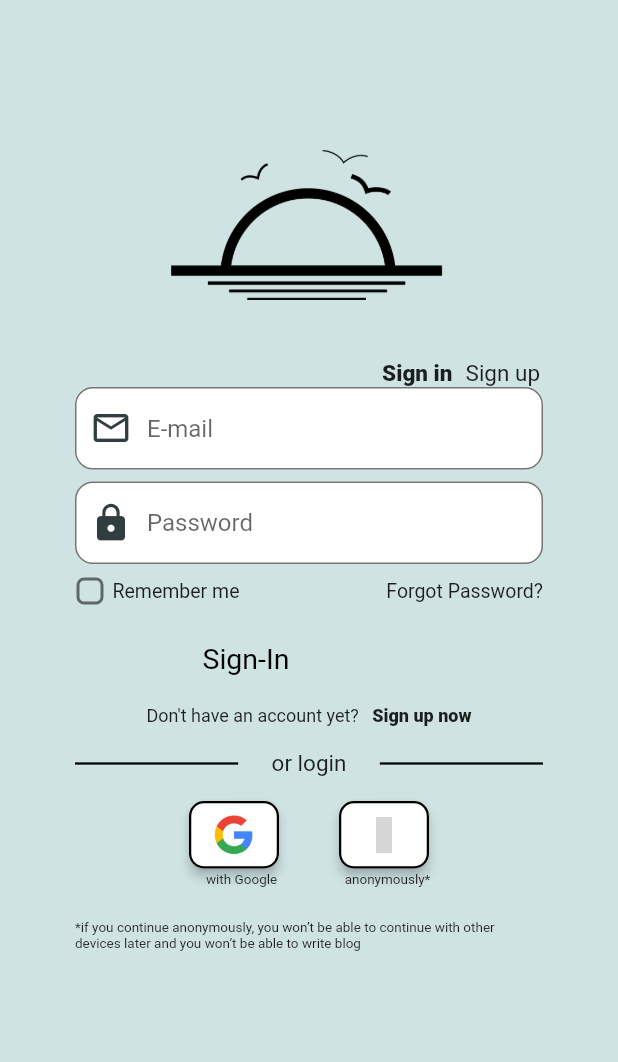
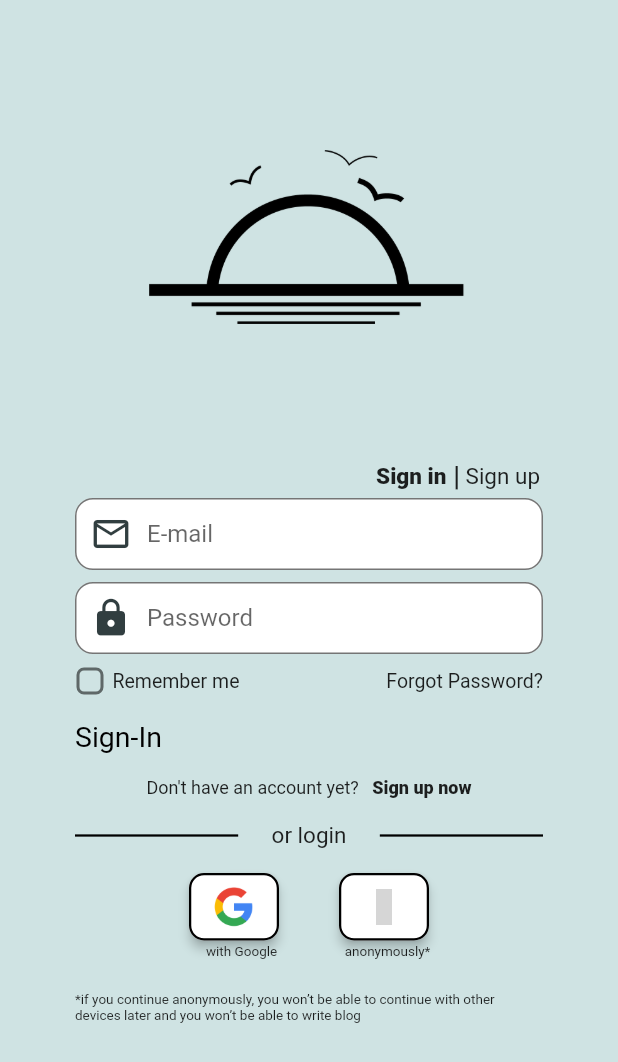
Before and after one commit to Aspendas/aurora, a Flutter app: the RegScreen screen opened by its route, after a tap on "Sign in", on a phone screen of 412 x 824 dp. Shown: the top 1062 px of the screen. Run offline on Flutter 3.47's test engine with Material 2 defaults, Android fonts, the phone set to English and light mode, and no system bars; our stand-ins replace firebase_auth, firebase_core, material_design_icons_flutter; missing offline and left inert: async_button_builder; accounts and stored records are empty; Roboto replaces fonts that are missing (RobotoMono); grey boxes are pictures that could not be loaded.

Commit message:
ui upgrade

```diff
--- a/lib/screens/auth/log_screen.dart
+++ b/lib/screens/auth/log_screen.dart
@@ -44,12 +44,12 @@ class LogScreenState extends State<LogScreen> {
             crossAxisAlignment: CrossAxisAlignment.stretch,
             children: <Widget>[
               Image.asset(
-                height: 100,
+                height: 116,
                 width: 100,
                 'images/logo.png',
               ),
               const SizedBox(
-                height: 40.0,
+                height: 91.0,
               ),
               Row(
                 mainAxisAlignment: MainAxisAlignment.end,
@@ -65,7 +65,14 @@ class LogScreenState extends State<LogScreen> {
                           fontWeight: FontWeight.w900),
                     ),
                   ),
-                  const SizedBox(width: 5),
+                  const Text(
+                    " |",
+                    style: TextStyle(
+                      fontFamily: 'RobotoMono',
+                      fontSize: 18,
+                      fontWeight: FontWeight.w700,
+                    ),
+                  ),
                   InkWell(
                     onTap: () {
                       Navigator.push(
@@ -89,6 +96,7 @@ class LogScreenState extends State<LogScreen> {
                   const SizedBox(width: 2),
                 ],
               ),
+              const SizedBox(height: 4),
               TextField(
                 controller: _email,
                 keyboardType: TextInputType.emailAddress,
@@ -96,7 +104,7 @@ class LogScreenState extends State<LogScreen> {
                 autocorrect: false,
                 decoration: const InputDecoration(
                   contentPadding:
-                      EdgeInsets.symmetric(vertical: 18, horizontal: 4),
+                      EdgeInsets.symmetric(vertical: 13, horizontal: 4),
                   hintText: "E-mail",
                   fillColor: Colors.white,
                   filled: true,
@@ -127,7 +135,7 @@ class LogScreenState extends State<LogScreen> {
                 autocorrect: false,
                 decoration: const InputDecoration(
                   contentPadding:
-                      EdgeInsets.symmetric(vertical: 18, horizontal: 4),
+                      EdgeInsets.symmetric(vertical: 13, horizontal: 4),
                   hintText: "Password",
                   fillColor: Colors.white,
                   filled: true,
@@ -208,7 +216,7 @@ class LogScreenState extends State<LogScreen> {
                   ),
                 ],
               ),
-              const SizedBox(height: 8),
+              const SizedBox(height: 16),
               PAsyncButton(
                 colour: Colors.black,
                 title: const Text(
@@ -218,15 +226,40 @@ class LogScreenState extends State<LogScreen> {
                     color: Colors.black,
                   ),
                 ),
-                paddings:
-                    const EdgeInsets.symmetric(vertical: 16.0, horizontal: 85),
+                paddings: EdgeInsets.zero,
                 onPress: () async {
                   FocusManager.instance.primaryFocus?.unfocus();
                   await AuthService()
                       .emailSignIn(_email.text, _password.text, context);
                 },
               ),
-              const SizedBox(height: 4),
+              /*GestureDetector(
+                onTap: () async {
+                  FocusManager.instance.primaryFocus?.unfocus();
+                  await AuthService()
+                      .emailSignIn(_email.text, _password.text, context);
+                },
+                child: Center(
+                  child: Container(
+                    decoration: BoxDecoration(
+                      color: Colors.white,
+                      borderRadius: BorderRadius.circular(10),
+                      border: Border.all(
+                        width: 1,
+                      ),
+                    ),
+                    padding: const EdgeInsets.symmetric(
+                        vertical: 12, horizontal: 50),
+                    child: const Text(
+                      "Sign-In",
+                      style: TextStyle(
+                        fontSize: 20,
+                      ),
+                    ),
+                  ),
+                ),
+              ),*/
+              const SizedBox(height: 16),
               Row(
                 mainAxisAlignment: MainAxisAlignment.center,
                 children: <Widget>[
--- a/lib/screens/auth/register_screen.dart
+++ b/lib/screens/auth/register_screen.dart
@@ -45,7 +45,7 @@ class RegScreenState extends State<RegScreen> {
             crossAxisAlignment: CrossAxisAlignment.stretch,
             children: <Widget>[
               Image.asset(
-                height: 100,
+                height: 116,
                 width: 100,
                 'images/logo.png',
               ),
@@ -98,7 +98,7 @@ class RegScreenState extends State<RegScreen> {
                 autocorrect: false,
                 decoration: const InputDecoration(
                   contentPadding:
-                      EdgeInsets.symmetric(vertical: 18, horizontal: 4),
+                      EdgeInsets.symmetric(vertical: 13, horizontal: 4),
                   hintText: "E-mail",
                   fillColor: Colors.white,
                   filled: true,
@@ -129,7 +129,7 @@ class RegScreenState extends State<RegScreen> {
                 autocorrect: false,
                 decoration: const InputDecoration(
                   contentPadding:
-                      EdgeInsets.symmetric(vertical: 18, horizontal: 4),
+                      EdgeInsets.symmetric(vertical: 13, horizontal: 4),
                   hintText: "Password",
                   fillColor: Colors.white,
                   filled: true,
@@ -162,7 +162,7 @@ class RegScreenState extends State<RegScreen> {
                 autocorrect: false,
                 decoration: const InputDecoration(
                   contentPadding:
-                      EdgeInsets.symmetric(vertical: 18, horizontal: 4),
+                      EdgeInsets.symmetric(vertical: 13, horizontal: 4),
                   hintText: "Confirm Password",
                   fillColor: Colors.white,
                   filled: true,
```
Also changed, not shown: lib/screens/auth/passw_res.dart (+23 -11 lines), pubspec.lock.
